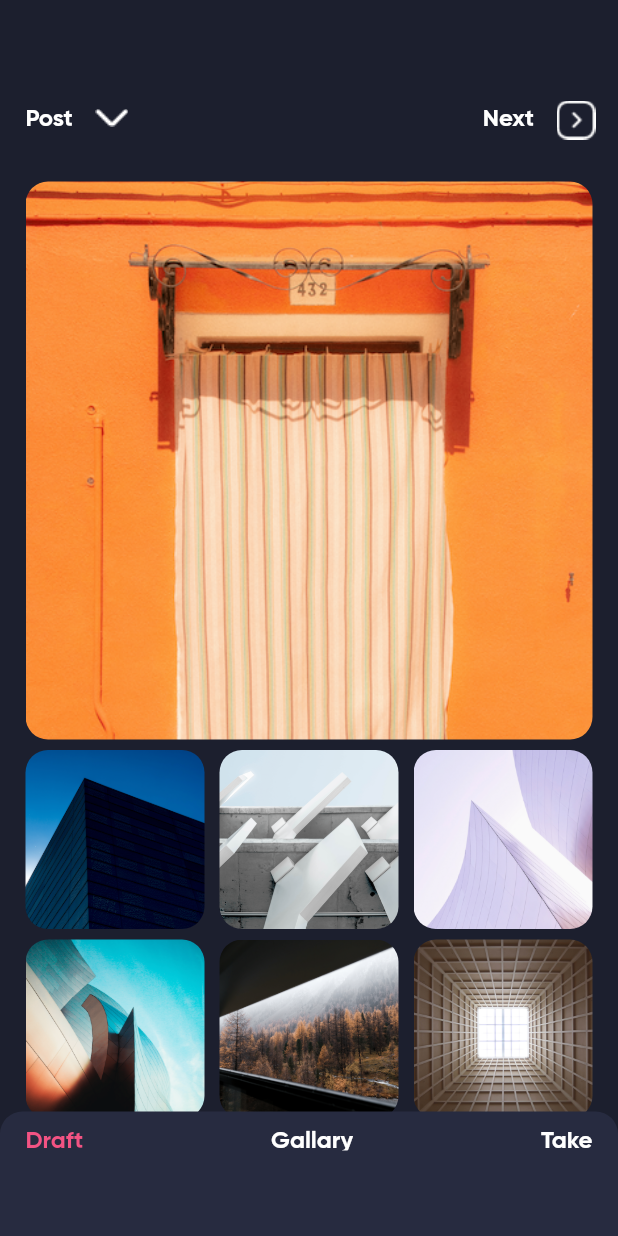
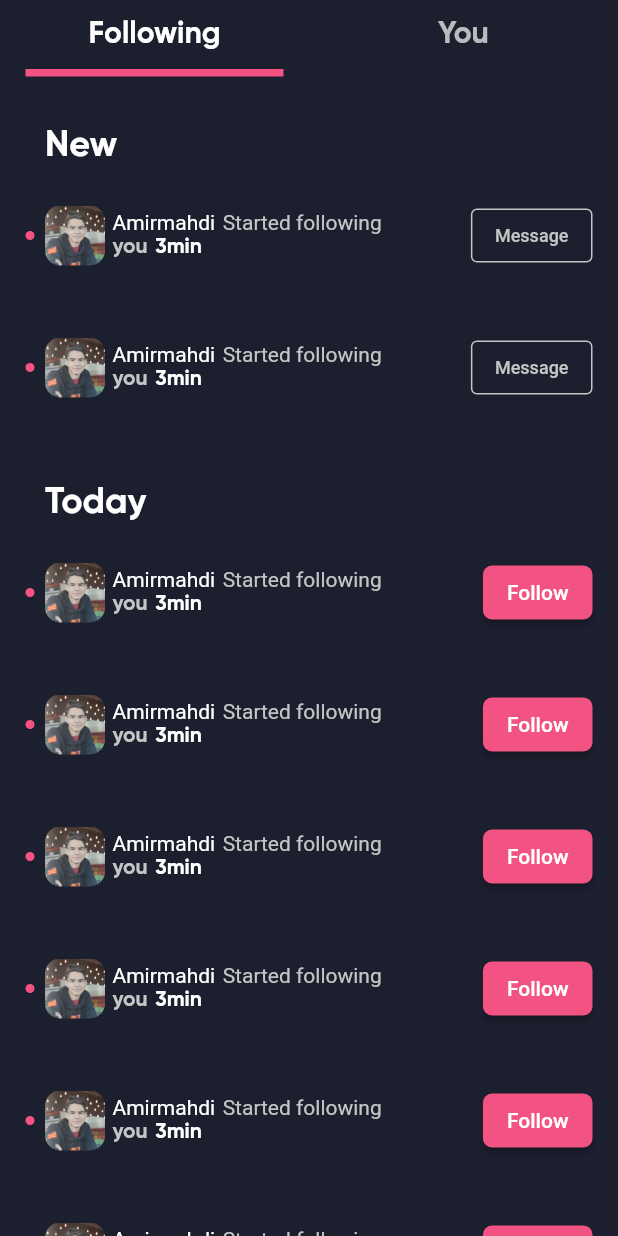
Before and after one commit to Amirmahdi1380/Instagram_design, a Flutter app: the screen it shows after launch, on a phone screen of 412 x 824 dp. Run offline on Flutter 3.47's test engine with Material 2 defaults, Android fonts, the phone set to English and light mode, and no system bars; our stand-ins replace dotted_border.

Commit message:
add activity screen

```diff
--- a/lib/main.dart
+++ b/lib/main.dart
@@ -1,4 +1,5 @@
 import 'package:flutter/material.dart';
+import 'package:instagram_application/screens/activity_screen.dart';
 import 'package:instagram_application/screens/create_post.dart';
 import 'package:instagram_application/screens/home_screen.dart';
 import 'package:instagram_application/screens/login_page.dart';
@@ -34,7 +35,7 @@ class Application extends StatelessWidget {
         ),
       ),
       debugShowCheckedModeBanner: false,
-      home: CreatePost(),
+      home: activityScreen(),
     );
   }
 }
--- /dev/null
+++ b/lib/model/enum/activity_type_enum.dart
@@ -0,0 +1,5 @@
+enum ActivityStatus {
+  following,
+  likes,
+  followBack,
+}
--- /dev/null
+++ b/lib/screens/activity_screen.dart
@@ -0,0 +1,276 @@
+import 'package:flutter/material.dart';
+import 'package:instagram_application/model/enum/activity_type_enum.dart';
+
+class activityScreen extends StatefulWidget {
+  activityScreen({Key? key}) : super(key: key);
+
+  @override
+  State<activityScreen> createState() => _activityScreenState();
+}
+
+class _activityScreenState extends State<activityScreen>
+    with SingleTickerProviderStateMixin {
+  TabController? _tabController;
+
+  @override
+  void initState() {
+    _tabController = TabController(length: 2, vsync: this);
+  }
+
+  @override
+  Widget build(BuildContext context) {
+    return Scaffold(
+      backgroundColor: Color(0xff1C1F2E),
+      body: SafeArea(
+        child: Column(
+          children: [
+            TabBar(
+              labelStyle: TextStyle(
+                fontFamily: 'GB',
+                fontSize: 20,
+              ),
+              indicatorColor: Color(0xffF35383),
+              indicatorWeight: 5,
+              indicatorPadding: EdgeInsets.symmetric(horizontal: 17),
+              controller: _tabController,
+              tabs: [
+                Tab(
+                  text: 'Following',
+                ),
+                Tab(
+                  text: 'You',
+                )
+              ],
+            ),
+            Expanded(
+              child: TabBarView(
+                controller: _tabController,
+                children: [
+                  _getSample(),
+                  _getSample(),
+                ],
+              ),
+            ),
+          ],
+        ),
+      ),
+    );
+  }
+
+  Widget _getSample() {
+    return CustomScrollView(
+      slivers: [
+        SliverToBoxAdapter(
+          child: Padding(
+            padding: EdgeInsets.only(
+              left: 30,
+              right: 30,
+              top: 32,
+            ),
+            child: Text(
+              'New',
+              style: TextStyle(
+                color: Colors.white,
+                fontFamily: 'GB',
+                fontSize: 24,
+              ),
+            ),
+          ),
+        ),
+        SliverList(
+          delegate: SliverChildBuilderDelegate(
+            ((context, index) {
+              return _getRow(ActivityStatus.following);
+            }),
+            childCount: 2,
+          ),
+        ),
+        SliverToBoxAdapter(
+          child: Padding(
+            padding: EdgeInsets.only(
+              left: 30,
+              right: 30,
+              top: 32,
+            ),
+            child: Text(
+              'Today',
+              style: TextStyle(
+                color: Colors.white,
+                fontFamily: 'GB',
+                fontSize: 24,
+              ),
+            ),
+          ),
+        ),
+        SliverList(
+          delegate: SliverChildBuilderDelegate(
+            ((context, index) {
+              return _getRow(ActivityStatus.followBack);
+            }),
+            childCount: 6,
+          ),
+        ),
+        SliverToBoxAdapter(
+          child: Padding(
+            padding: EdgeInsets.only(
+              left: 30,
+              right: 30,
+              top: 32,
+            ),
+            child: Text(
+              'This week',
+              style: TextStyle(
+                color: Colors.white,
+                fontFamily: 'GB',
+                fontSize: 24,
+              ),
+            ),
+          ),
+        ),
+        SliverList(
+          delegate: SliverChildBuilderDelegate(
+            ((context, index) {
+              return _getRow(ActivityStatus.likes);
+            }),
+            childCount: 2,
+          ),
+        )
+      ],
+    );
+  }
+
+  Widget _getRow(ActivityStatus status) {
+    return Padding(
+      padding: EdgeInsets.symmetric(vertical: 20, horizontal: 17),
+      child: Row(
+        children: [
+          Container(
+            width: 6,
+            height: 6,
+            decoration: BoxDecoration(
+              shape: BoxShape.circle,
+              color: Color(0xffF35383),
+            ),
+          ),
+          SizedBox(
+            width: 7,
+          ),
+          Container(
+            width: 40,
+            height: 40,
+            child: ClipRRect(
+              borderRadius: BorderRadius.all(
+                Radius.circular(10),
+              ),
+              child: Image.asset('assets/images/profile.jpeg'),
+            ),
+          ),
+          Column(
+            crossAxisAlignment: CrossAxisAlignment.start,
+            children: [
+              SizedBox(
+                width: 10,
+              ),
+              Padding(
+                padding: EdgeInsets.symmetric(horizontal: 5),
+                child: Row(
+                  children: [
+                    Text(
+                      'Amirmahdi',
+                      style: TextStyle(
+                        color: Colors.white,
+                      ),
+                    ),
+                    SizedBox(
+                      width: 5,
+                    ),
+                    Text(
+                      'Started following',
+                      style: TextStyle(
+                        color: Color(0xffC5C5C5),
+                      ),
+                    )
+                  ],
+                ),
+              ),
+              Padding(
+                padding: EdgeInsets.symmetric(horizontal: 5),
+                child: Row(
+                  children: [
+                    Text(
+                      'you',
+                      style: TextStyle(
+                        fontFamily: 'GB',
+                        color: Color(0xffC5C5C5),
+                      ),
+                    ),
+                    SizedBox(
+                      width: 5,
+                    ),
+                    Text(
+                      '3min',
+                      style: TextStyle(
+                        fontFamily: 'GB',
+                        color: Colors.white,
+                      ),
+                    )
+                  ],
+                ),
+              )
+            ],
+          ),
+          Spacer(),
+          ActivitysatusRow(status)
+        ],
+      ),
+    );
+  }
+}
+
+Widget ActivitysatusRow(ActivityStatus status) {
+  switch (status) {
+    case ActivityStatus.followBack:
+      return ElevatedButton(
+        onPressed: () {},
+        child: Text(
+          'Follow',
+          style: TextStyle(
+            color: Colors.white,
+          ),
+        ),
+        style: ElevatedButton.styleFrom(
+          primary: Color(0xffF35383),
+          shape: RoundedRectangleBorder(
+            borderRadius: BorderRadius.circular(6),
+          ),
+        ),
+      );
+    case ActivityStatus.likes:
+      return SizedBox(
+        width: 40,
+        height: 40,
+        child: ClipRRect(
+          borderRadius: BorderRadius.all(
+            Radius.circular(10),
+          ),
+          child: Image.asset('assets/images/item1.png'),
+        ),
+      );
+    case ActivityStatus.following:
+      return OutlinedButton(
+        style: OutlinedButton.styleFrom(
+          side: BorderSide(
+            color: Color(0xffC5C5C5),
+          ),
+        ),
+        onPressed: () {},
+        child: Text(
+          'Message',
+          style: TextStyle(
+            fontSize: 12,
+            color: Color(0xffC5C5C5),
+          ),
+        ),
+      );
+  }
+}
```
Also changed, not shown: assets/images/activity_screen.png (added), 1 other file.
